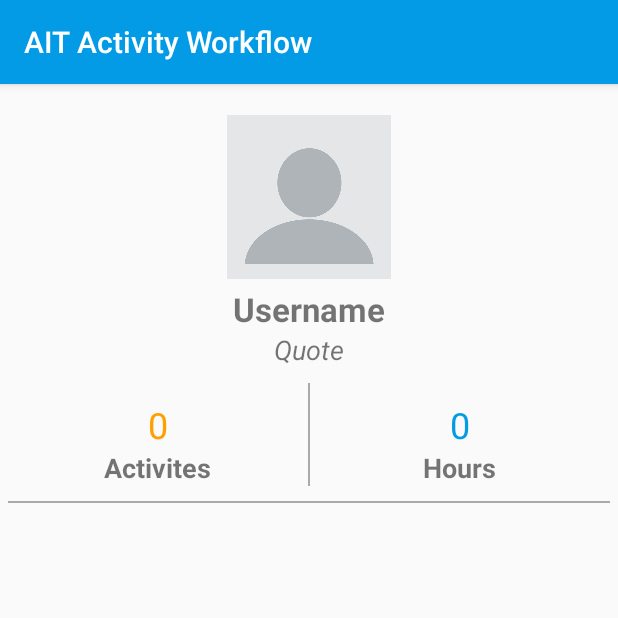
After one commit to KoderTheCoder/Scholarly-Activity-Workflow, an Android app: the ExternalViewProfile screen opened directly, with no data from a screen before it, on a phone screen of 412 x 824 dp, the top half of it. The commit adds this screen. Run offline under Robolectric (Android 15) with nearby library versions, the phone set to English and light mode, and no system bars; our stand-ins replace Firebase (no records; nobody signed in at launch, a user with empty details on screens opened directly); 2 statements that could not run were skipped.

Commit message:
bug fixes, admin approval function added, External profile view added

```diff
--- a/app/src/main/AndroidManifest.xml
+++ b/app/src/main/AndroidManifest.xml
@@ -23,6 +23,7 @@
             android:label="AIT Scholarly"
             android:theme="@style/AppTheme.NoActionBar" android:screenOrientation="portrait"></activity>
         <activity android:name=".ViewActivity"></activity>
+        <activity android:name=".ExternalViewProfile"></activity>
     </application>
 
 </manifest>
--- a/app/src/main/java/com/example/koder/activityworkflow/AddActivityFragment.java
+++ b/app/src/main/java/com/example/koder/activityworkflow/AddActivityFragment.java
@@ -77,9 +77,10 @@ public class AddActivityFragment extends Fragment {
 
                 try{
                     mDatabase.child(id).setValue(activity);
-                    Snackbar.make(myView, "Activity succesfully added", Snackbar.LENGTH_SHORT).show();
+                    Toast.makeText(myView.getContext(), "Activity Successfully added", Toast.LENGTH_SHORT).show();
+
                 }catch (Exception e){
-                    Toast.makeText(myView.getContext(), "Something went wrong", Toast.LENGTH_SHORT).show();
+                    Toast.makeText(getActivity(), "Something went wrong", Toast.LENGTH_SHORT).show();
                 }
 
             }
--- /dev/null
+++ b/app/src/main/java/com/example/koder/activityworkflow/ExternalViewProfile.java
@@ -0,0 +1,81 @@
+package com.example.koder.activityworkflow;
+
+import android.os.Bundle;
+import android.support.annotation.Nullable;
+import android.support.v7.app.AppCompatActivity;
+import android.widget.ImageView;
+import android.widget.TextView;
+
+import com.google.firebase.auth.FirebaseAuth;
+import com.google.firebase.database.DataSnapshot;
+import com.google.firebase.database.DatabaseError;
+import com.google.firebase.database.DatabaseReference;
+import com.google.firebase.database.FirebaseDatabase;
+import com.google.firebase.database.ValueEventListener;
+
+/**
+ * Created by Koder on 2/1/2018.
+ */
+
+public class ExternalViewProfile extends AppCompatActivity{
+    private String userID;
+    private FirebaseAuth mAuth;
+    private FirebaseDatabase mFireDatabase;
+    private DatabaseReference myRef;
+
+    private ImageView displayPic;
+    private TextView username;
+    private TextView email;
+    private TextView activities;
+    private TextView hours;
+    private int activityCount;
+    private int activityHours;
+
+    private User user;
+
+    @Override
+    protected void onCreate(@Nullable Bundle savedInstanceState) {
+        super.onCreate(savedInstanceState);
+        setContentView(R.layout.profile);
+
+        userID = getIntent().getStringExtra("userID");
+
+        mAuth = FirebaseAuth.getInstance();
+        mFireDatabase = FirebaseDatabase.getInstance();
+        myRef = mFireDatabase.getReference();
+
+        displayPic = (ImageView)findViewById(R.id.ivProfile);
+        username = (TextView)findViewById(R.id.tvName);
+        email = (TextView)findViewById(R.id.profile_email);
+        activities = (TextView)findViewById(R.id.tv1);
+        hours = (TextView)findViewById(R.id.tv2);
+
+        activityCount = 0;
+        activityHours = 0;
+
+        myRef.addValueEventListener(new ValueEventListener() {
+            @Override
+            public void onDataChange(DataSnapshot dataSnapshot) {
+                for(DataSnapshot ds : dataSnapshot.child("activity").getChildren()){
+                    Activity activity = ds.getValue(Activity.class);
+                    if(activity.getUID().equals(userID)){
+                        activityCount++;
+                        activityHours += Integer.parseInt(activity.getHours());
+                    }
+                }
+                user = dataSnapshot.child("users").child(userID).getValue(User.class);
+                username.setText(user.getName());
+                email.setText(user.getEmail());
+                activities.setText(Integer.toString(activityCount));
+                hours.setText(Integer.toString(activityHours));
+            }
+
+            @Override
+            public void onCancelled(DatabaseError databaseError) {
+
+            }
+        });
+
+
+    }
+}
--- a/app/src/main/java/com/example/koder/activityworkflow/ViewActivitiesFragment.java
+++ b/app/src/main/java/com/example/koder/activityworkflow/ViewActivitiesFragment.java
@@ -35,7 +35,6 @@ public class ViewActivitiesFragment extends Fragment {
     private static final String TAG = "ViewDatabase";
 
     private FirebaseAuth mAuth;
-    private FirebaseAuth.AuthStateListener mAuthListener;
     MyAdapter adapter;
     AdminAdapterView adapterAdmin;
     ListView mListView;
@@ -89,6 +88,7 @@ public class ViewActivitiesFragment extends Fragment {
                 //int childCount = (int)dataSnapshot.child("activity").getChildrenCount();
                 //array.add(childCount + " Activities");
                 int count = 0;
+                activityArray.clear();
 
                 if(approval){
                     for(DataSnapshot ds : dataSnapshot.child("activity").getChildren()){
--- a/app/src/main/res/layout/view_activity.xml
+++ b/app/src/main/res/layout/view_activity.xml
@@ -40,6 +40,7 @@
                 android:layout_alignParentStart="true"
                 android:layout_alignParentTop="true"
                 android:textSize="18sp"
+                android:textColor="#2323c1"
                 android:text="username "
                 android:id="@+id/viewActivity_name"
                 />
--- a/app/src/main/res/values/colors.xml
+++ b/app/src/main/res/values/colors.xml
@@ -4,6 +4,7 @@
   <color name="colorPrimaryDark">#0288D1</color>
   <color name="colorAccent">#FFA000</color>
 
+  <color name="green">#07a404</color>
   <color name="grey_100">#F5F5F5</color>
   <color name="grey_300">#E0E0E0</color>
 </resources>
--- a/app/src/main/res/values/strings.xml
+++ b/app/src/main/res/values/strings.xml
@@ -24,7 +24,7 @@
 
     <string name="label_firebase_ui">FirebaseUI Auth</string>
     <string name="desc_firebase_ui">Use the FirebaseUI-Android library to authenticate with Firebase.</string>
-
+    <string name="approved_text">true</string>
     <string name="hint_user_id">User ID</string>
     <string name="get_custom_token">Get Token</string>
     <string name="sign_in">Sign In</string>
```
Also changed, not shown: app/src/main/java/com/example/koder/activityworkflow/ViewActivity.java (+45 -4 lines).
